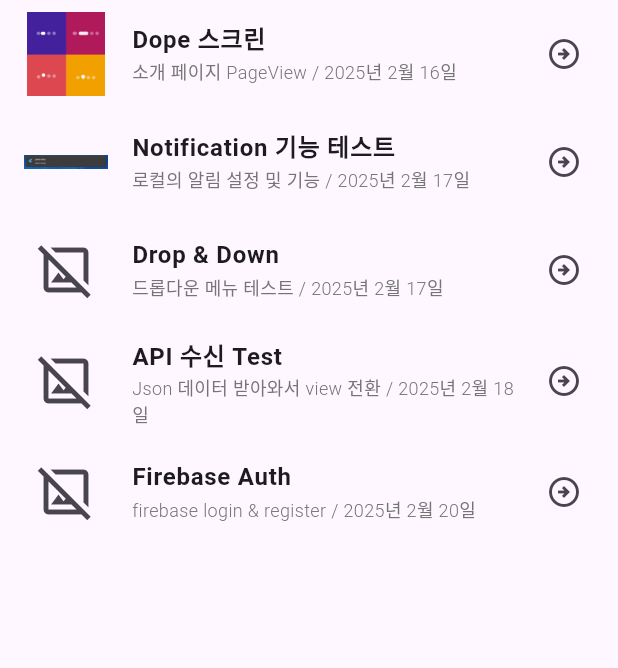
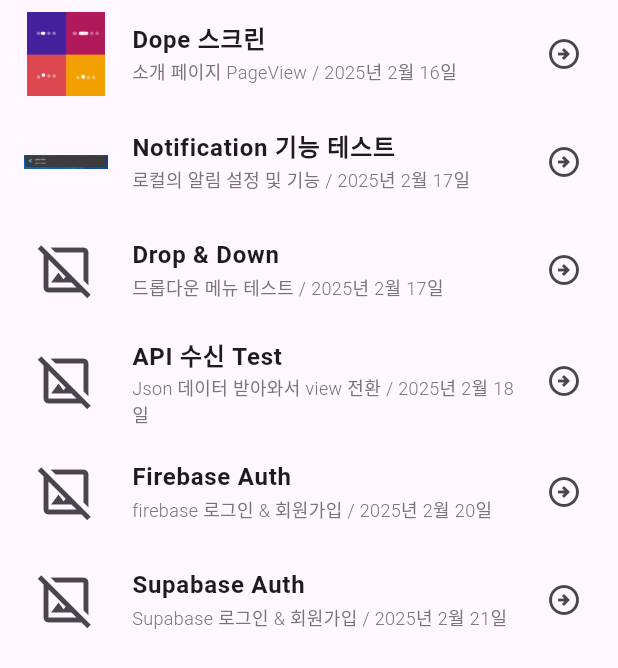
Before and after one commit to APP-iOS7/loud3, a Flutter app: the screen it shows after launch, on a phone screen of 412 x 824 dp. Shown: the top 668 px of the screen. Run offline on Flutter 3.47's test engine with Material 3 defaults, Android fonts, the phone set to English and light mode, and no system bars; our stand-ins replace firebase_auth, firebase_core, flutter_dotenv, flutter_local_notifications, smooth_page_indicator, supabase_flutter; accounts and stored records are empty.

Commit message:
환경변수 설정 및 Supabase 초기 세팅

```diff
--- a/widgets_test/lib/compoenent/FireBaseAuthPage.dart
+++ b/widgets_test/lib/compoenent/FireBaseAuthPage.dart
@@ -3,7 +3,6 @@ import 'package:flutter/material.dart';
 import 'package:widgets_test/compoenent/firebaseAuth/homeScreen.dart';
 import 'package:widgets_test/compoenent/firebaseAuth/loginAuth.dart';
 import 'package:widgets_test/compoenent/firebaseAuth/registerAuth.dart';
-import 'package:widgets_test/listScreen.dart';
 
 class FireBaseAuthPage extends StatefulWidget {
   const FireBaseAuthPage({super.key});
--- a/widgets_test/lib/main.dart
+++ b/widgets_test/lib/main.dart
@@ -1,8 +1,11 @@
 import 'package:firebase_core/firebase_core.dart';
 import 'package:flutter/material.dart';
+import 'package:flutter_dotenv/flutter_dotenv.dart';
+import 'package:supabase_flutter/supabase_flutter.dart';
 import 'package:widgets_test/compoenent/DropAndDown.dart';
 import 'package:widgets_test/compoenent/FireBaseAuthPage.dart';
 import 'package:widgets_test/compoenent/Notification.dart';
+import 'package:widgets_test/compoenent/SupabaseAuthPage.dart';
 import 'package:widgets_test/compoenent/dopeScreen.dart';
 import 'package:widgets_test/compoenent/FutureBuilderView.dart';
 import 'package:widgets_test/listScreen.dart';
@@ -40,14 +43,24 @@ final List<Listmodel> dataSet = [
   Listmodel(
     createdAt: DateTime(2025, 2, 20),
     title: "Firebase Auth",
-    subTitle: "firebase login & register",
+    subTitle: "firebase 로그인 & 회원가입",
     route: {'FireBaseAuthPage': (_) => const FireBaseAuthPage()},
+  ),
+  Listmodel(
+    createdAt: DateTime(2025, 2, 21),
+    title: "Supabase Auth",
+    subTitle: "Supabase 로그인 & 회원가입",
+    route: {'SupabaseAuthPage': (_) => const SupabaseAuthPage()},
   ),
 ];
 
 void main() async {
   WidgetsFlutterBinding.ensureInitialized();
+  await dotenv.load(fileName: '.env');
+  String supaProjectURL = 'https://zkxbduvlkjbyhmardefo.supabase.co';
+  String supaApiKey = dotenv.get("SUPABASE_APIKEY");
   await Firebase.initializeApp();
+  await Supabase.initialize(url: supaProjectURL, anonKey: supaApiKey);
 
   Notiservice().initNotification();
   runApp(ListScreenPage(dataSet: dataSet));
```
Also changed, not shown: widgets_test/lib/compoenent/SupabaseAuthPage.dart (added, +26 -0 lines).
